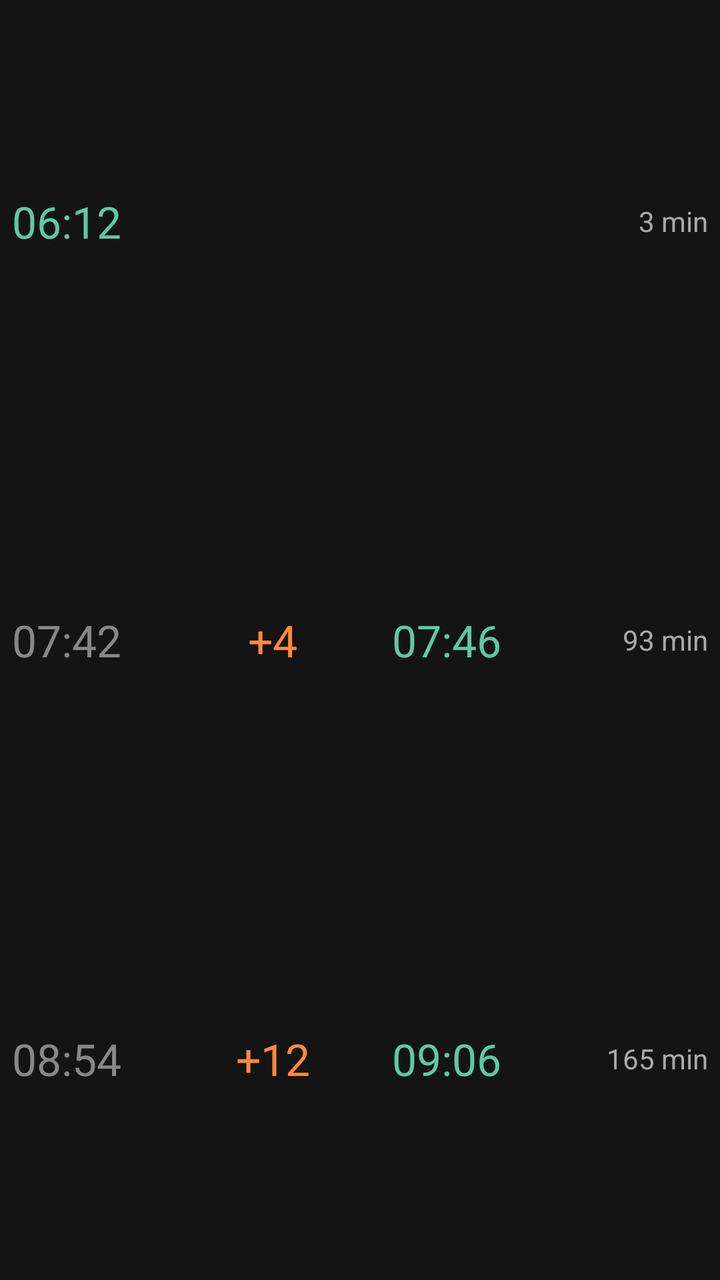
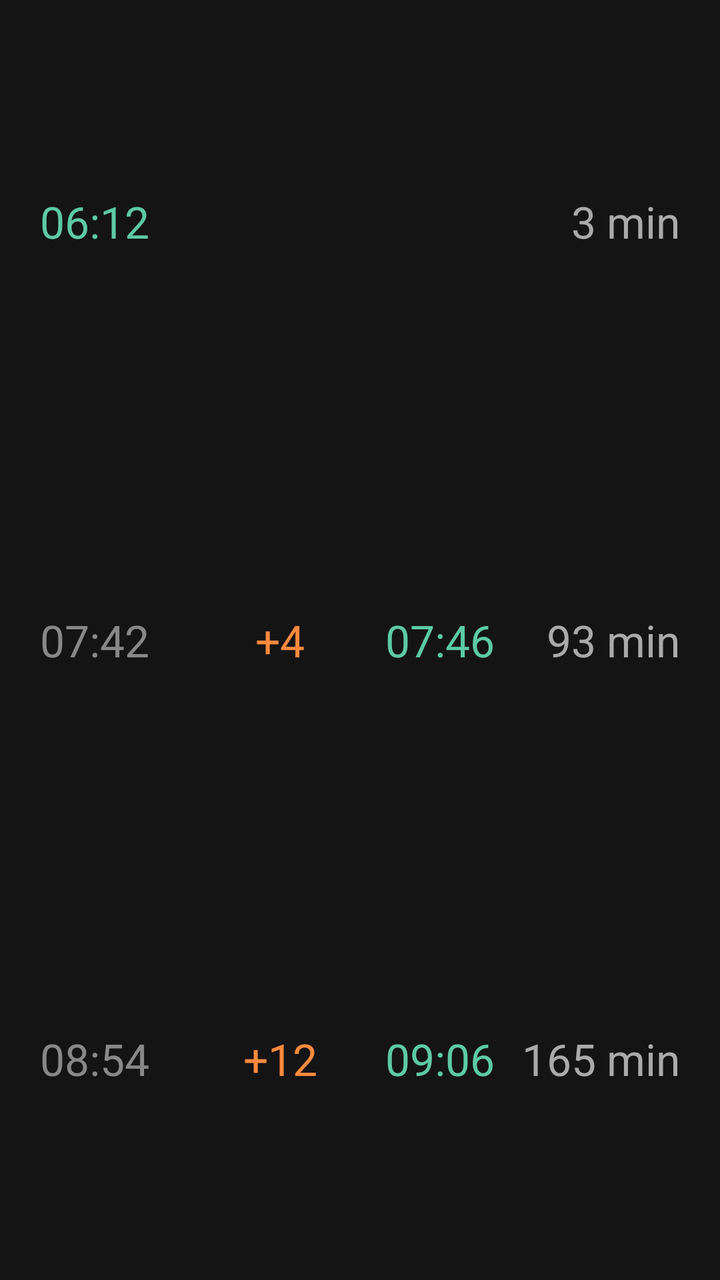

The first picture is an Android layout as it rendered before a commit; the second is the same layout after the commit. The layout source and the unified diff follow.
<!-- AndroidManifest.xml: application theme Theme.SveticeWidget -->
<!-- res/layout/widget_train.xml -->
<?xml version="1.0" encoding="utf-8"?>
<GridLayout xmlns:android="http://schemas.android.com/apk/res/android"
    android:layout_width="match_parent"
    android:layout_height="match_parent"
    android:background="#FF141414"
    android:padding="6dp"
    android:columnCount="4"
    android:rowCount="3"
    android:useDefaultMargins="false">

    
    <TextView
        android:id="@+id/t1_planned"
        android:text="06:12"
        android:textColor="#FF5DCAA5"
        android:textSize="22sp"
        android:gravity="start|center_vertical"
        android:layout_row="0"
        android:layout_column="0"
        android:layout_width="0dp"
        android:layout_columnWeight="1"
        android:layout_rowWeight="1" />

    <TextView
        android:id="@+id/t1_delay"
        android:text=""
        android:textColor="#FFFF8A3D"
        android:textSize="22sp"
        android:gravity="center"
        android:layout_row="0"
        android:layout_column="1"
        android:layout_width="0dp"
        android:layout_columnWeight="1"
        android:layout_rowWeight="1" />

    <TextView
        android:id="@+id/t1_new"
        android:text=""
        android:textColor="#FF5DCAA5"
        android:textSize="22sp"
        android:gravity="center"
        android:layout_row="0"
        android:layout_column="2"
        android:layout_width="0dp"
        android:layout_columnWeight="1"
        android:layout_rowWeight="1" />

    <TextView
        android:id="@+id/t1_eta"
        android:text="3 min"
        android:textColor="#FFAAAAAA"
        android:textSize="14sp"
        android:gravity="end|center_vertical"
        android:layout_row="0"
        android:layout_column="3"
        android:layout_width="0dp"
        android:layout_columnWeight="1"
        android:layout_rowWeight="1" />

    
    <TextView
        android:id="@+id/t2_planned"
        android:text="07:42"
        android:textColor="#FF888888"
        android:textSize="22sp"
        android:gravity="start|center_vertical"
        android:layout_row="1"
        android:layout_column="0"
        android:layout_width="0dp"
        android:layout_columnWeight="1"
        android:layout_rowWeight="1" />

    <TextView
        android:id="@+id/t2_delay"
        android:text="+4"
        android:textColor="#FFFF8A3D"
        android:textSize="22sp"
        android:gravity="center"
        android:layout_row="1"
        android:layout_column="1"
        android:layout_width="0dp"
        android:layout_columnWeight="1"
        android:layout_rowWeight="1" />

    <TextView
        android:id="@+id/t2_new"
        android:text="07:46"
        android:textColor="#FF5DCAA5"
        android:textSize="22sp"
        android:gravity="center"
        android:layout_row="1"
        android:layout_column="2"
        android:layout_width="0dp"
        android:layout_columnWeight="1"
        android:layout_rowWeight="1" />

    <TextView
        android:id="@+id/t2_eta"
        android:text="93 min"
        android:textColor="#FFAAAAAA"
        android:textSize="14sp"
        android:gravity="end|center_vertical"
        android:layout_row="1"
        android:layout_column="3"
        android:layout_width="0dp"
        android:layout_columnWeight="1"
        android:layout_rowWeight="1" />

    
    <TextView
        android:id="@+id/t3_planned"
        android:text="08:54"
        android:textColor="#FF888888"
        android:textSize="22sp"
        android:gravity="start|center_vertical"
        android:layout_row="2"
        android:layout_column="0"
        android:layout_width="0dp"
        android:layout_columnWeight="1"
        android:layout_rowWeight="1" />

    <TextView
        android:id="@+id/t3_delay"
        android:text="+12"
        android:textColor="#FFFF8A3D"
        android:textSize="22sp"
        android:gravity="center"
        android:layout_row="2"
        android:layout_column="1"
        android:layout_width="0dp"
        android:layout_columnWeight="1"
        android:layout_rowWeight="1" />

    <TextView
        android:id="@+id/t3_new"
        android:text="09:06"
        android:textColor="#FF5DCAA5"
        android:textSize="22sp"
        android:gravity="center"
        android:layout_row="2"
        android:layout_column="2"
        android:layout_width="0dp"
        android:layout_columnWeight="1"
        android:layout_rowWeight="1" />

    <TextView
        android:id="@+id/t3_eta"
        android:text="165 min"
        android:textColor="#FFAAAAAA"
        android:textSize="14sp"
        android:gravity="end|center_vertical"
        android:layout_row="2"
        android:layout_column="3"
        android:layout_width="0dp"
        android:layout_columnWeight="1"
        android:layout_rowWeight="1" />

</GridLayout>
<!-- resources referenced by this layout -->
<resources>
  <style name="Theme.SveticeWidget" parent="Theme.AppCompat.DayNight.NoActionBar" />
</resources>

<!-- the commit's change to res/layout/widget_train.xml (unified diff, before → after) -->
@@ -3,7 +3,10 @@
     android:layout_width="match_parent"
     android:layout_height="match_parent"
     android:background="#FF141414"
-    android:padding="6dp"
+    android:paddingStart="20dp"
+    android:paddingEnd="20dp"
+    android:paddingTop="6dp"
+    android:paddingBottom="6dp"
     android:columnCount="4"
     android:rowCount="3"
     android:useDefaultMargins="false">
@@ -18,6 +21,7 @@
         android:layout_row="0"
         android:layout_column="0"
         android:layout_width="0dp"
+        android:layout_height="0dp"
         android:layout_columnWeight="1"
         android:layout_rowWeight="1" />
 
@@ -30,6 +34,7 @@
         android:layout_row="0"
         android:layout_column="1"
         android:layout_width="0dp"
+        android:layout_height="0dp"
         android:layout_columnWeight="1"
         android:layout_rowWeight="1" />
 
@@ -42,6 +47,7 @@
         android:layout_row="0"
         android:layout_column="2"
         android:layout_width="0dp"
+        android:layout_height="0dp"
         android:layout_columnWeight="1"
         android:layout_rowWeight="1" />
 
@@ -49,11 +55,12 @@
         android:id="@+id/t1_eta"
         android:text="3 min"
         android:textColor="#FFAAAAAA"
-        android:textSize="14sp"
+        android:textSize="22sp"
         android:gravity="end|center_vertical"
         android:layout_row="0"
         android:layout_column="3"
         android:layout_width="0dp"
+        android:layout_height="0dp"
         android:layout_columnWeight="1"
         android:layout_rowWeight="1" />
 
@@ -67,6 +74,7 @@
         android:layout_row="1"
         android:layout_column="0"
         android:layout_width="0dp"
+        android:layout_height="0dp"
         android:layout_columnWeight="1"
         android:layout_rowWeight="1" />
 
@@ -79,6 +87,7 @@
         android:layout_row="1"
         android:layout_column="1"
         android:layout_width="0dp"
+        android:layout_height="0dp"
         android:layout_columnWeight="1"
         android:layout_rowWeight="1" />
 
@@ -91,6 +100,7 @@
         android:layout_row="1"
         android:layout_column="2"
         android:layout_width="0dp"
+        android:layout_height="0dp"
         android:layout_columnWeight="1"
         android:layout_rowWeight="1" />
 
@@ -98,11 +108,12 @@
         android:id="@+id/t2_eta"
         android:text="93 min"
         android:textColor="#FFAAAAAA"
-        android:textSize="14sp"
+        android:textSize="22sp"
         android:gravity="end|center_vertical"
         android:layout_row="1"
         android:layout_column="3"
         android:layout_width="0dp"
+        android:layout_height="0dp"
         android:layout_columnWeight="1"
         android:layout_rowWeight="1" />
 
@@ -116,6 +127,7 @@
         android:layout_row="2"
         android:layout_column="0"
         android:layout_width="0dp"
+        android:layout_height="0dp"
         android:layout_columnWeight="1"
         android:layout_rowWeight="1" />
 
@@ -128,6 +140,7 @@
         android:layout_row="2"
         android:layout_column="1"
         android:layout_width="0dp"
+        android:layout_height="0dp"
         android:layout_columnWeight="1"
         android:layout_rowWeight="1" />
 
@@ -140,6 +153,7 @@
         android:layout_row="2"
         android:layout_column="2"
         android:layout_width="0dp"
+        android:layout_height="0dp"
         android:layout_columnWeight="1"
         android:layout_rowWeight="1" />
 
@@ -147,11 +161,12 @@
         android:id="@+id/t3_eta"
         android:text="165 min"
         android:textColor="#FFAAAAAA"
-        android:textSize="14sp"
+        android:textSize="22sp"
         android:gravity="end|center_vertical"
         android:layout_row="2"
         android:layout_column="3"
         android:layout_width="0dp"
+        android:layout_height="0dp"
         android:layout_columnWeight="1"
         android:layout_rowWeight="1" />
 
